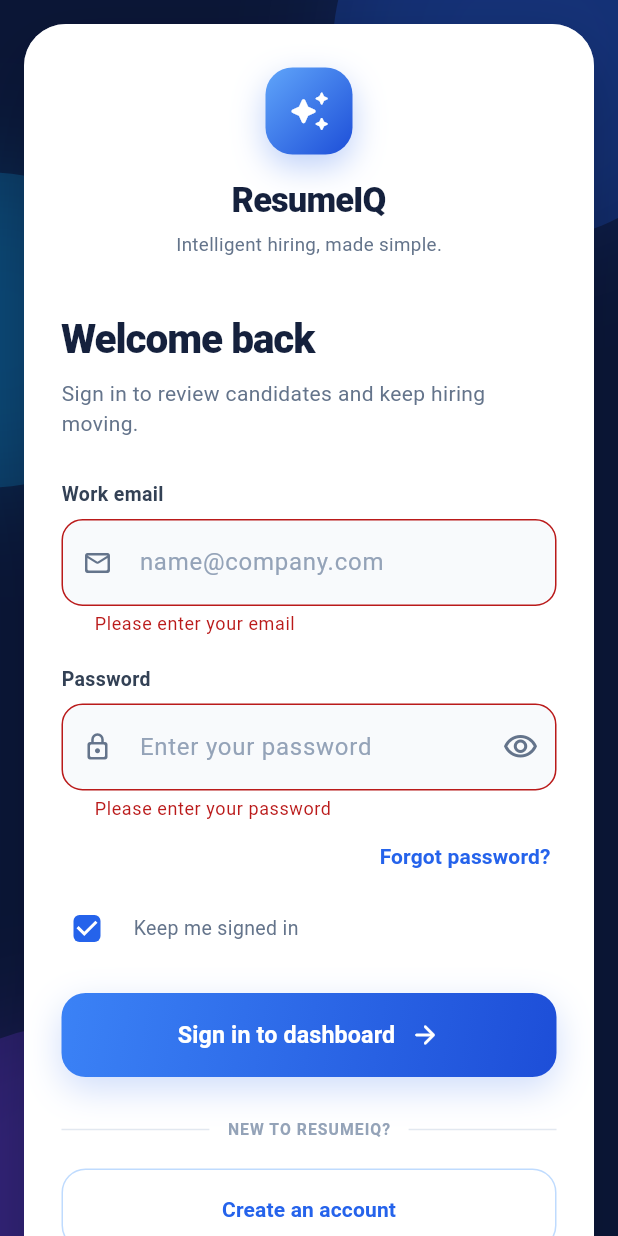
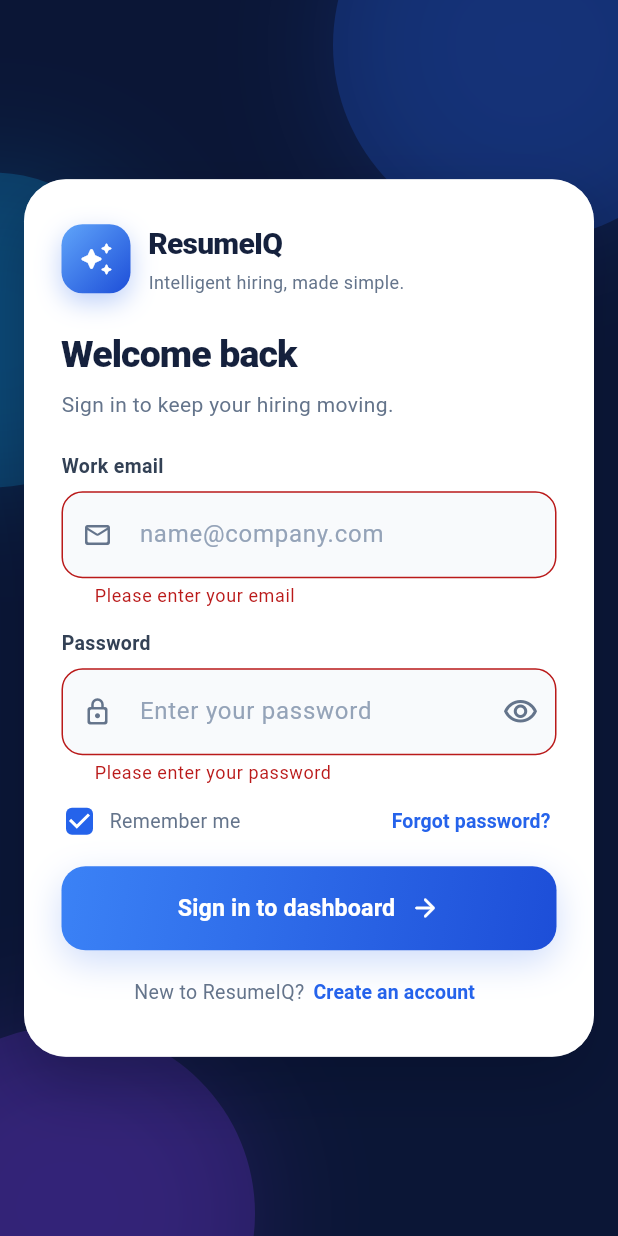
Before and after one commit to ChaudryManan/Ai-resume-app, a Flutter app: the screen it shows after launch, after a tap on "Sign in to dashboard", on a phone screen of 412 x 824 dp. Run offline on Flutter 3.47's test engine with Material 3 defaults, Android fonts, the phone set to English and light mode, and no system bars; our stand-ins replace cloud_firestore, file_picker, firebase_auth, firebase_core, supabase_flutter; accounts and stored records are empty.

Commit message:
making login screen again mobile comaptible

```diff
--- a/lib/features/auth/screens/login_screen.dart
+++ b/lib/features/auth/screens/login_screen.dart
@@ -1,13 +1,15 @@
+import 'package:firebase_auth/firebase_auth.dart';
+import 'package:flutter/foundation.dart';
 import 'package:flutter/material.dart';
 
+import '../../../core/services/auth_service.dart';
 import '../../../core/theme/app_theme.dart';
 import '../widgets/auth_page_shell.dart';
 import '../widgets/auth_primary_button.dart';
 import '../widgets/auth_text_field.dart';
 import 'forgot_password_screen.dart';
 import 'signup_screen.dart';
-import 'package:firebase_auth/firebase_auth.dart';
-import '../../../core/services/auth_service.dart';
+
 class LoginScreen extends StatefulWidget {
   const LoginScreen({super.key});
 
@@ -22,6 +24,7 @@ class _LoginScreenState extends State<LoginScreen> {
 
   bool _hidePassword = true;
   bool _rememberMe = true;
+  bool _loading = false;
 
   @override
   void dispose() {
@@ -30,11 +33,22 @@ class _LoginScreenState extends State<LoginScreen> {
     super.dispose();
   }
 
+  void _showMessage(String message) {
+    ScaffoldMessenger.of(context).showSnackBar(
+      SnackBar(content: Text(message)),
+    );
+  }
 
   Future<void> _login() async {
+    if (_loading) return;
+
+    FocusScope.of(context).unfocus();
+
     if (!_formKey.currentState!.validate()) {
       return;
     }
+
+    setState(() => _loading = true);
 
     try {
       await AuthService().login(
@@ -42,17 +56,13 @@ Future<void> _login() async {
         _passwordController.text,
       );
 
-    // Get Firebase authentication token
-    final user = FirebaseAuth.instance.currentUser;
-
-    if (user != null) {
-      final token = await user.getIdToken();
-
-      debugPrint("FIREBASE TOKEN: $token");
+      // Handy when testing the backend in /docs; never printed in release.
+      if (kDebugMode) {
+        final token = await FirebaseAuth.instance.currentUser?.getIdToken();
+        debugPrint('FIREBASE TOKEN: $token');
       }
 
-    // AuthWrapper will automatically open the correct dashboard.
-
+      // AuthWrapper opens the correct dashboard by itself.
     } on FirebaseAuthException catch (e) {
       debugPrint('Firebase error code: ${e.code}');
       debugPrint('Firebase error message: ${e.message}');
@@ -61,28 +71,95 @@ Future<void> _login() async {
 
       if (e.code == 'user-not-found') {
         message = 'No account found with this email.';
-    } else if (e.code == 'wrong-password' ||
-        e.code == 'invalid-credential') {
+      } else if (e.code == 'wrong-password' || e.code == 'invalid-credential') {
         message = 'Incorrect email or password.';
       } else if (e.code == 'invalid-email') {
         message = 'Please enter a valid email.';
       } else if (e.code == 'user-disabled') {
         message = 'This account has been disabled.';
+      } else if (e.code == 'too-many-requests') {
+        message = 'Too many attempts. Please wait a few minutes and try again.';
+      } else if (e.code == 'network-request-failed') {
+        message = 'No internet connection. Check your network and try again.';
       }
 
       if (!mounted) return;
-
-    ScaffoldMessenger.of(context).showSnackBar(
-      SnackBar(content: Text(message)),
-    );
-
+      _showMessage(message);
     } catch (e) {
       if (!mounted) return;
+      _showMessage('An error occurred: $e');
+    } finally {
+      // After a successful login this screen is already gone.
+      if (mounted) {
+        setState(() => _loading = false);
+      }
+    }
+  }
 
-    ScaffoldMessenger.of(context).showSnackBar(
-      SnackBar(content: Text('An error occurred: $e')),
+  void _openForgotPassword() {
+    Navigator.push(
+      context,
+      MaterialPageRoute(
+        builder: (_) => ForgotPasswordScreen(
+          initialEmail: _emailController.text.trim(),
+        ),
+      ),
     );
   }
+
+  // One row instead of the tall logo block: saves about 80 px.
+  Widget _brandRow() {
+    return Row(
+      children: [
+        Container(
+          width: 46,
+          height: 46,
+          decoration: BoxDecoration(
+            gradient: const LinearGradient(
+              colors: [Color(0xFF60A5FA), AppTheme.primaryDark],
+              begin: Alignment.topLeft,
+              end: Alignment.bottomRight,
+            ),
+            borderRadius: BorderRadius.circular(14),
+            boxShadow: [
+              BoxShadow(
+                color: AppTheme.primary.withValues(alpha: 0.30),
+                blurRadius: 14,
+                offset: const Offset(0, 6),
+              ),
+            ],
+          ),
+          child: const Icon(
+            Icons.auto_awesome_rounded,
+            color: Colors.white,
+            size: 24,
+          ),
+        ),
+        const SizedBox(width: 12),
+        const Expanded(
+          child: Column(
+            crossAxisAlignment: CrossAxisAlignment.start,
+            mainAxisSize: MainAxisSize.min,
+            children: [
+              Text(
+                'ResumeIQ',
+                style: TextStyle(
+                  color: AppTheme.ink,
+                  fontSize: 20,
+                  fontWeight: FontWeight.w800,
+                  letterSpacing: -0.5,
+                ),
+              ),
+              SizedBox(height: 2),
+              Text(
+                'Intelligent hiring, made simple.',
+                style: TextStyle(color: AppTheme.textMuted, fontSize: 12),
+              ),
+            ],
+          ),
+        ),
+      ],
+    );
   }
 
   @override
@@ -92,54 +169,61 @@ Future<void> _login() async {
         child: Form(
           key: _formKey,
           child: Column(
+            mainAxisSize: MainAxisSize.min,
             crossAxisAlignment: CrossAxisAlignment.stretch,
             children: [
-              const AuthBrand(),
-              const SizedBox(height: 34),
+              _brandRow(),
+              const SizedBox(height: 22),
               const Text(
                 'Welcome back',
                 style: TextStyle(
                   color: AppTheme.ink,
-                  fontSize: 27,
+                  fontSize: 25,
                   fontWeight: FontWeight.w800,
-                  letterSpacing: -0.7,
+                  letterSpacing: -0.6,
                 ),
               ),
-              const SizedBox(height: 7),
+              const SizedBox(height: 5),
               const Text(
-                'Sign in to review candidates and keep hiring moving.',
+                'Sign in to keep your hiring moving.',
                 style: TextStyle(
                   color: AppTheme.textMuted,
                   fontSize: 14,
-                  height: 1.45,
+                  height: 1.4,
                 ),
               ),
-              const SizedBox(height: 28),
+              const SizedBox(height: 22),
               AuthTextField(
                 controller: _emailController,
                 label: 'Work email',
                 hint: 'name@company.com',
                 prefixIcon: Icons.mail_outline_rounded,
                 keyboardType: TextInputType.emailAddress,
+                textInputAction: TextInputAction.next,
+                autofillHints: const [AutofillHints.email],
+                autocorrect: false,
+                enableSuggestions: false,
                 validator: (value) {
                   if (value == null || value.trim().isEmpty) {
                     return 'Please enter your email';
                   }
-                  if (!RegExp(
-                    r'^[^@\s]+@[^@\s]+\.[^@\s]+$',
-                  ).hasMatch(value.trim())) {
+                  if (!RegExp(r'^[^@\s]+@[^@\s]+\.[^@\s]+$')
+                      .hasMatch(value.trim())) {
                     return 'Enter a valid email address';
                   }
                   return null;
                 },
               ),
-              const SizedBox(height: 19),
+              const SizedBox(height: 14),
               AuthTextField(
                 controller: _passwordController,
                 label: 'Password',
                 hint: 'Enter your password',
                 prefixIcon: Icons.lock_outline_rounded,
                 obscureText: _hidePassword,
+                textInputAction: TextInputAction.done,
+                autofillHints: const [AutofillHints.password],
+                onFieldSubmitted: (_) => _login(),
                 suffixIcon: IconButton(
                   tooltip: _hidePassword ? 'Show password' : 'Hide password',
                   onPressed: () =>
@@ -152,45 +236,26 @@ Future<void> _login() async {
                   ),
                 ),
                 validator: (value) {
-                  if (value == null || value.isEmpty)
+                  if (value == null || value.isEmpty) {
                     return 'Please enter your password';
-                  if (value.length < 6) return 'At least 6 characters required';
+                  }
+                  if (value.length < 6) {
+                    return 'At least 6 characters required';
+                  }
                   return null;
                 },
               ),
-              Align(
-                alignment: Alignment.centerRight,
-                child: TextButton(
-                  onPressed: () {
-                    Navigator.push(
-                      context,
-                      MaterialPageRoute(
-                        builder: (_) => ForgotPasswordScreen(
-                          initialEmail: _emailController.text.trim(),
-                        ),
-                      ),
-                    );
-                  },
-                  style: TextButton.styleFrom(
-                    foregroundColor: AppTheme.primary,
-                    padding: const EdgeInsets.symmetric(
-                      horizontal: 4,
-                      vertical: 8,
-                    ),
-                  ),
-                  child: const Text(
-                    'Forgot password?',
-                    style: TextStyle(fontWeight: FontWeight.w700),
-                  ),
-                ),
-              ),
+              const SizedBox(height: 8),
               Row(
                 children: [
-                  Transform.translate(
-                    offset: const Offset(-7, 0),
+                  SizedBox(
+                    width: 24,
+                    height: 24,
                     child: Checkbox(
                       value: _rememberMe,
                       activeColor: AppTheme.primary,
+                      visualDensity: VisualDensity.compact,
+                      materialTapTargetSize: MaterialTapTargetSize.shrinkWrap,
                       shape: RoundedRectangleBorder(
                         borderRadius: BorderRadius.circular(4),
                       ),
@@ -198,65 +263,79 @@ Future<void> _login() async {
                           setState(() => _rememberMe = value ?? false),
                     ),
                   ),
-                  const Expanded(
-                    child: Text(
-                      'Keep me signed in',
-                      style: TextStyle(fontSize: 13, color: AppTheme.textMuted),
+                  const SizedBox(width: 8),
+                  Expanded(
+                    child: GestureDetector(
+                      onTap: () => setState(() => _rememberMe = !_rememberMe),
+                      child: const Text(
+                        'Remember me',
+                        overflow: TextOverflow.ellipsis,
+                        style: TextStyle(
+                          fontSize: 13,
+                          color: AppTheme.textMuted,
+                        ),
+                      ),
+                    ),
+                  ),
+                  TextButton(
+                    onPressed: _openForgotPassword,
+                    style: TextButton.styleFrom(
+                      foregroundColor: AppTheme.primary,
+                      padding: const EdgeInsets.symmetric(
+                        horizontal: 4,
+                        vertical: 6,
+                      ),
+                      minimumSize: const Size(0, 32),
+                      tapTargetSize: MaterialTapTargetSize.shrinkWrap,
+                    ),
+                    child: const Text(
+                      'Forgot password?',
+                      style: TextStyle(
+                        fontWeight: FontWeight.w700,
+                        fontSize: 13,
+                      ),
                     ),
                   ),
                 ],
               ),
-              const SizedBox(height: 19),
+              const SizedBox(height: 14),
               AuthPrimaryButton(
                 label: 'Sign in to dashboard',
                 icon: Icons.arrow_forward_rounded,
+                isLoading: _loading,
                 onPressed: _login,
               ),
-              const SizedBox(height: 27),
-              const Row(
+              const SizedBox(height: 10),
+              Wrap(
+                alignment: WrapAlignment.center,
+                crossAxisAlignment: WrapCrossAlignment.center,
                 children: [
-                  Expanded(child: Divider(color: Color(0xFFE2E8F0))),
-                  Padding(
-                    padding: EdgeInsets.symmetric(horizontal: 12),
-                    child: Text(
-                      'NEW TO RESUMEIQ?',
-                      style: TextStyle(
-                        fontSize: 10.5,
-                        fontWeight: FontWeight.w700,
-                        color: Color(0xFF94A3B8),
-                        letterSpacing: 0.7,
+                  const Text(
+                    'New to ResumeIQ?',
+                    style: TextStyle(color: AppTheme.textMuted, fontSize: 13),
                   ),
-                    ),
-                  ),
-                  Expanded(child: Divider(color: Color(0xFFE2E8F0))),
-                ],
-              ),
-              const SizedBox(height: 18),
-              OutlinedButton(
+                  TextButton(
                     onPressed: () {
                       Navigator.push(
                         context,
                         MaterialPageRoute(builder: (_) => const SignupScreen()),
                       );
                     },
-                style: OutlinedButton.styleFrom(
-                  minimumSize: const Size(double.infinity, 54),
+                    style: TextButton.styleFrom(
                       foregroundColor: AppTheme.primary,
-                  side: const BorderSide(color: Color(0xFFBFDBFE)),
-                  shape: RoundedRectangleBorder(
-                    borderRadius: BorderRadius.circular(16),
-                  ),
+                      padding: const EdgeInsets.symmetric(horizontal: 6),
+                      minimumSize: const Size(0, 36),
+                      tapTargetSize: MaterialTapTargetSize.shrinkWrap,
                     ),
                     child: const Text(
                       'Create an account',
-                  style: TextStyle(fontWeight: FontWeight.w700),
+                      style: TextStyle(
+                        fontWeight: FontWeight.w700,
+                        fontSize: 13,
                       ),
                     ),
-              const SizedBox(height: 22),
-              const Text(
-                'Secure candidate insights, all in one place.',
-                textAlign: TextAlign.center,
-                style: TextStyle(fontSize: 12, color: AppTheme.textMuted),
+                  ),
+                ],
               ),
             ],
           ),
```
Also changed, not shown: lib/features/auth/widgets/auth_text_field.dart (line endings or trailing spaces). Lines whose indentation alone changed are shown as unchanged.
